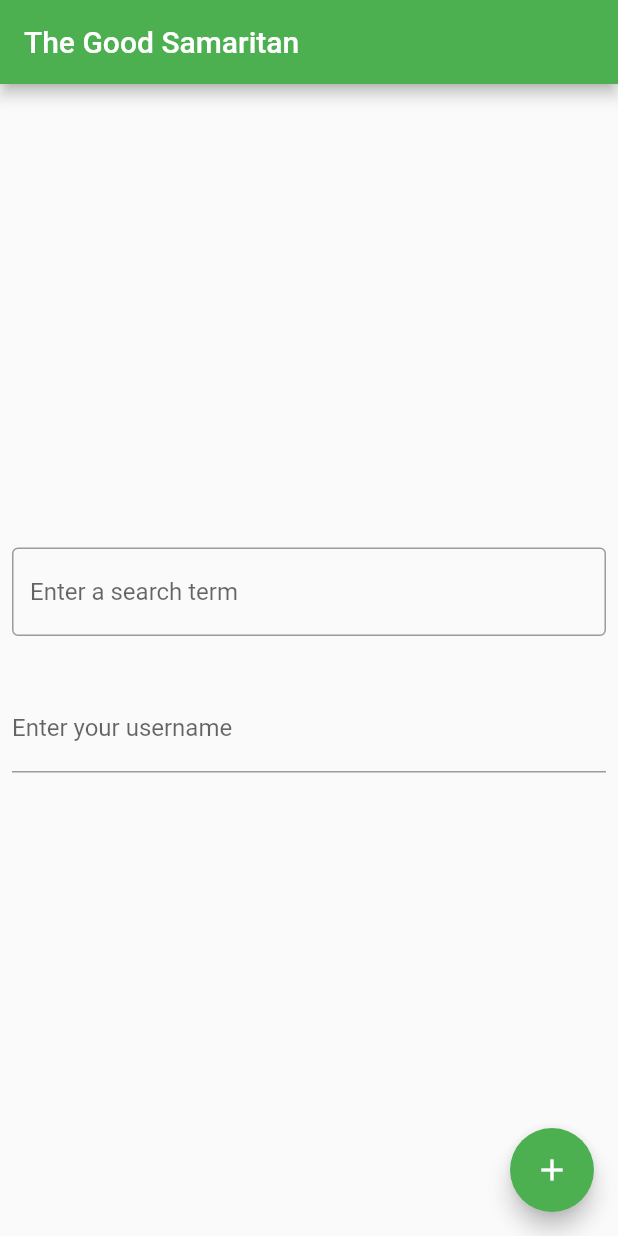
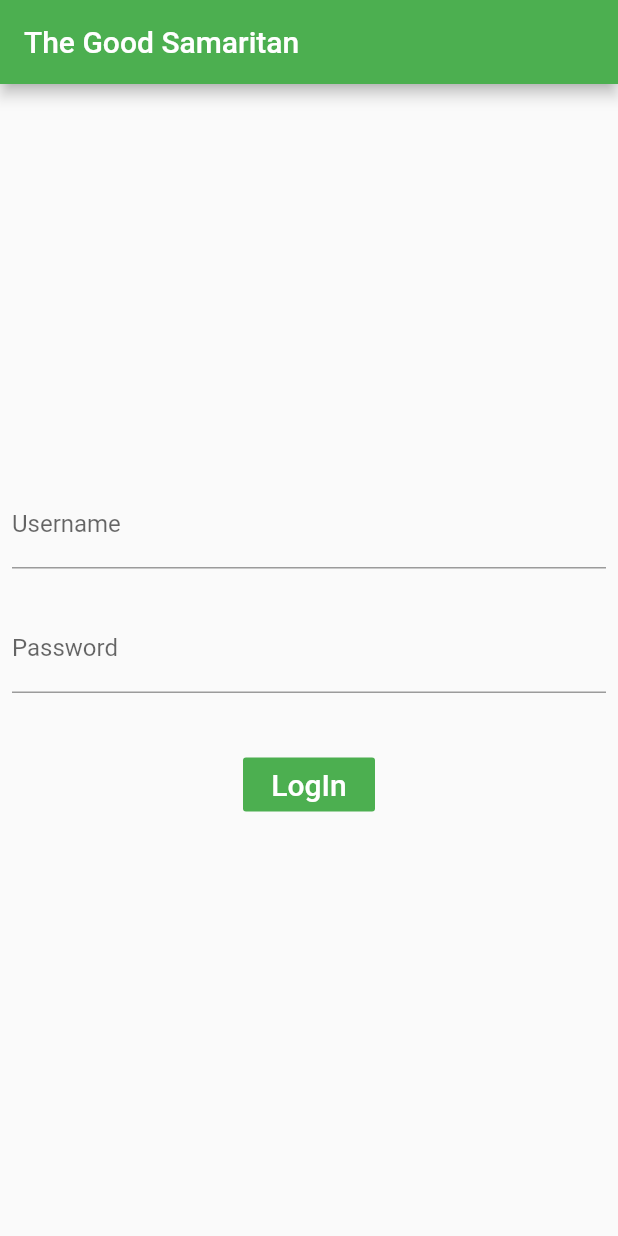
Before and after one commit to neeltron/the_good_samaritan, a Flutter app: the screen it shows after launch, on a phone screen of 412 x 824 dp. Run offline on Flutter 3.47's test engine with Material 2 defaults, Android fonts, the phone set to English and light mode, and no system bars.

Commit message:
added login

```diff
--- a/lib/main.dart
+++ b/lib/main.dart
@@ -95,32 +95,37 @@ class _MyHomePageState extends State<MyHomePage> {
           // horizontal).
           mainAxisAlignment: MainAxisAlignment.center,
           children: <Widget>[
-            const Padding(
-              padding: EdgeInsets.symmetric(horizontal: 8, vertical: 16),
-              child: TextField(
-                decoration: InputDecoration(
-                  border: OutlineInputBorder(),
-                  hintText: 'Enter a search term',
+            Padding(
+              padding: const EdgeInsets.symmetric(horizontal: 8, vertical: 12),
+              child: TextFormField(
+                decoration: const InputDecoration(
+                  border: UnderlineInputBorder(),
+                  labelText: 'Username',
                 ),
               ),
             ),
             Padding(
-              padding: const EdgeInsets.symmetric(horizontal: 8, vertical: 16),
+              padding: const EdgeInsets.symmetric(horizontal: 8, vertical: 12),
               child: TextFormField(
                 decoration: const InputDecoration(
                   border: UnderlineInputBorder(),
-                  labelText: 'Enter your username',
+                  labelText: 'Password',
                 ),
+              ),
+            ),
+            Container(
+              margin: const EdgeInsets.all(25),
+              child: FlatButton(
+                child: const Text('LogIn', style: TextStyle(fontSize: 20.0),),
+                color: Colors.green,
+                textColor: Colors.white,
+                onPressed: () {},
               ),
             ),
           ],
         ),
       ),
-      floatingActionButton: FloatingActionButton(
-        onPressed: _incrementCounter,
-        tooltip: 'Increment',
-        child: const Icon(Icons.add),
-      ), // This trailing comma makes auto-formatting nicer for build methods.
+
     );
   }
 }
```
